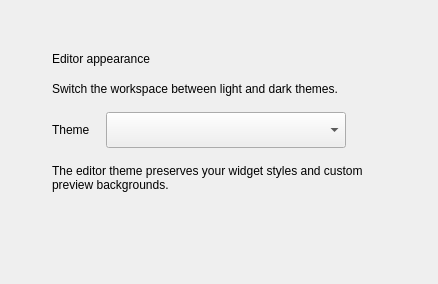
Above: styleeditor/pages/thememanagerpage.ui from daonvshu/qt-animated-widgets before the change. Below: the same form after it.
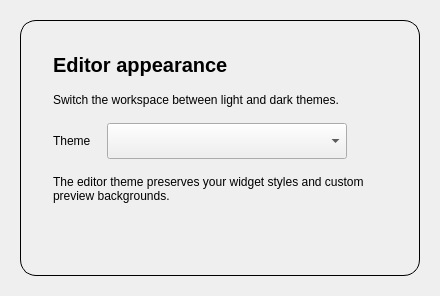
That is the form after the change. Custom widgets are drawn as their Qt base class.

Commit message: feat: isolate editor previews and refine themed popups

The edit to the form file:
```diff
--- a/styleeditor/pages/thememanagerpage.ui
+++ b/styleeditor/pages/thememanagerpage.ui
@@ -4,18 +4,18 @@
  <widget class="QWidget" name="ThemeManagerPage">
   <property name="editorControl" stdset="0"><bool>true</bool></property>
   <property name="styleSheet">
-   <string notr="true">QFrame#sectionCard[editorControl="true"] {
+   <string notr="true">QFrame#sectionCard {
     border-width: 1px;
     border-style: solid;
     border-radius: 16px;
 }
 
-QLabel#sectionTitle[editorControl="true"] {
+QLabel#sectionTitle {
     font-size: 20px;
     font-weight: 750;
 }
 
-animatedwidgets--ComboBox#themeCombo[editorControl="true"] {
+animatedwidgets--ComboBox#themeCombo {
     min-height: 34px;
     qproperty-borderVisible: true;
     qproperty-borderWidth: 1;
```
Left out of the diff: 7 changed lines with no effect on the pictures. The commit also changes 64 other files.
